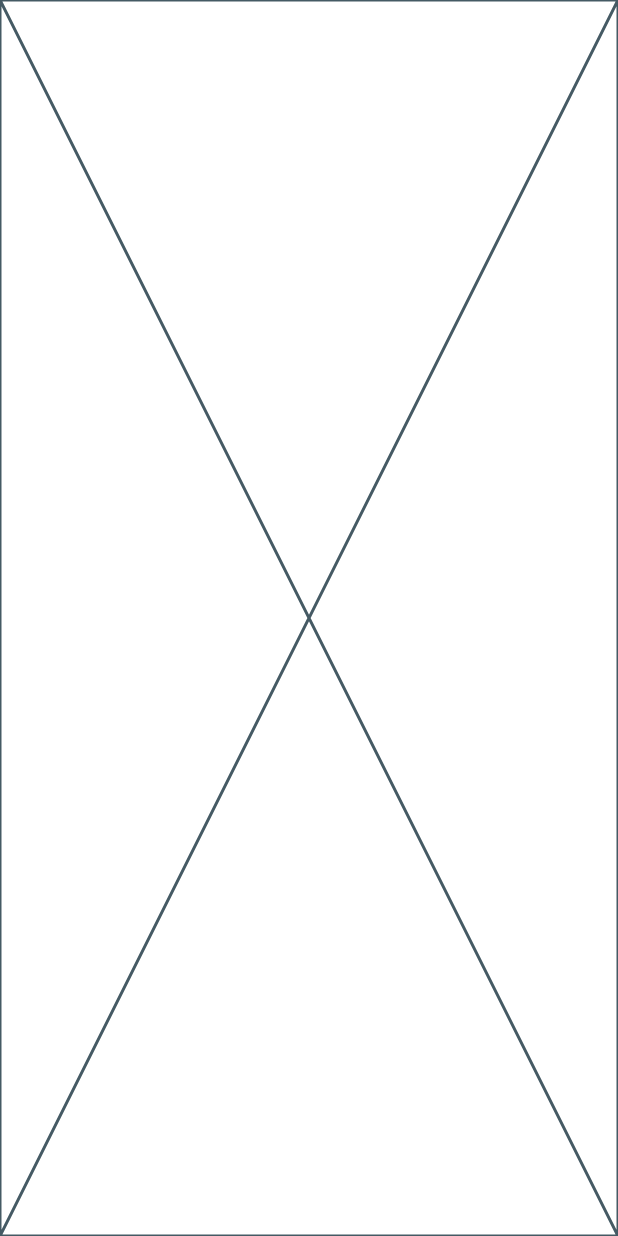
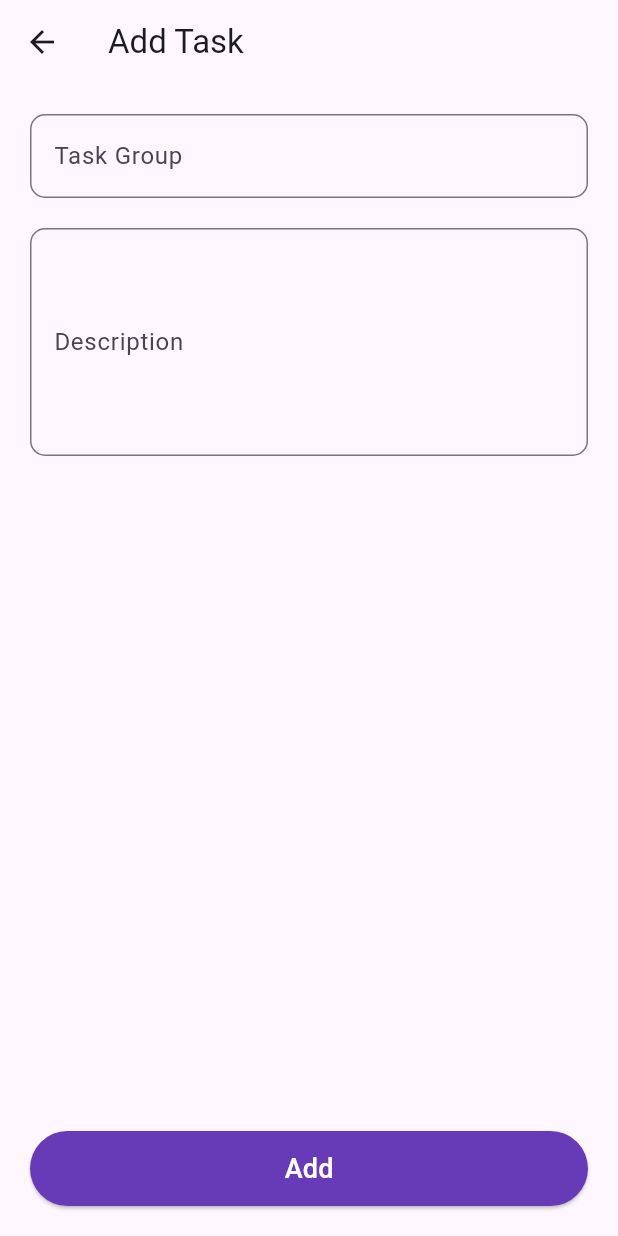
Before and after one commit to mizanurrahmanzoy/module_7_Assignment, a Flutter app: the screen it shows after launch, after a tap on the "add" icon, on a phone screen of 412 x 824 dp. Run offline on Flutter 3.47's test engine with Material 3 defaults, Android fonts, the phone set to English and light mode, and no system bars.

Commit message:
add task screen

```diff
--- a/lib/screens/add_task_screen.dart
+++ b/lib/screens/add_task_screen.dart
@@ -5,6 +5,61 @@ class AddTaskScreen extends StatelessWidget {
 
   @override
   Widget build(BuildContext context) {
-    return const Placeholder();
+    return Scaffold(
+      appBar: AppBar(title: const Text("Add Task")),
+
+      body: Padding(
+        padding: const EdgeInsets.all(20.0),
+
+        child: Column(
+          children: [
+            TextFormField(
+              decoration: InputDecoration(
+                labelText: "Task Group",
+                border: OutlineInputBorder(
+                  borderRadius: BorderRadius.circular(10),
+                ),
+              ),
+            ),
+
+            const SizedBox(height: 20),
+
+            TextFormField(
+              maxLines: 5,
+
+              decoration: InputDecoration(
+                labelText: "Description",
+
+                border: OutlineInputBorder(
+                  borderRadius: BorderRadius.circular(10),
+                ),
+              ),
+            ),
+
+            const Spacer(),
+
+            SizedBox(
+              width: double.infinity,
+              height: 50,
+
+              child: ElevatedButton(
+                style: ElevatedButton.styleFrom(
+                  backgroundColor: Colors.deepPurple,
+                ),
+
+                onPressed: () {
+                  Navigator.pop(context);
+                },
+
+                child: const Text(
+                  "Add",
+                  style: TextStyle(fontSize: 18, color: Colors.white),
+                ),
+              ),
+            ),
+          ],
+        ),
+      ),
+    );
   }
 }
```
